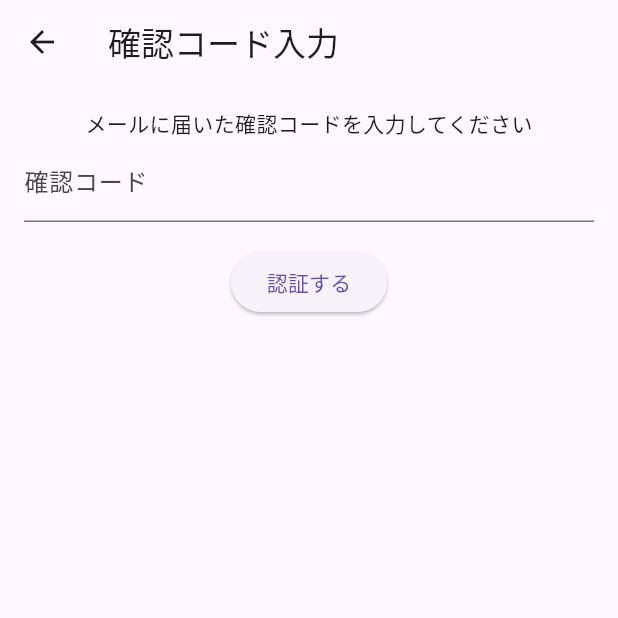
After one commit to mailtotakaf/busondemand, a Flutter app: the screen it shows after launch, after a tap on "新規登録はこちら", on a phone screen of 412 x 824 dp, the top half of it. The commit adds this screen. Run offline on Flutter 3.47's test engine with Material 3 defaults, Android fonts, the phone set to English and light mode, and no system bars; our stand-ins replace flutter_datetime_picker_plus, flutter_map, geolocator, latlong2; missing offline and left inert: amazon_cognito_identity_dart_2, flutter_map_cancellable_tile_provider.

Commit message:
と認証

```diff
--- a/flutterApp/my_app/lib/main.dart
+++ b/flutterApp/my_app/lib/main.dart
@@ -1,6 +1,6 @@
 import 'package:flutter/material.dart';
-import 'screens/request_screen.dart';
 import 'screens/login_screen.dart';
+import 'screens/signup_screen.dart';
 
 void main() => runApp(MyApp());
 
@@ -9,8 +9,10 @@ class MyApp extends StatelessWidget {
   Widget build(BuildContext context) {
     return MaterialApp(
       title: 'bus on demand',
-      // home: RequestScreen(),
       home: LoginScreen(),
+      routes: {
+        '/signup': (context) => SignUpScreen(),
+      },
     );
   }
 }
--- /dev/null
+++ b/flutterApp/my_app/lib/screens/confirm_screen.dart
@@ -0,0 +1,71 @@
+import 'package:flutter/material.dart';
+import 'package:amazon_cognito_identity_dart_2/cognito.dart';
+
+final userPool = CognitoUserPool(
+  'us-west-2_uoaxagXJ3',
+  'lqtg505ssbpf9bo3dbr5halmi',
+);
+
+class ConfirmScreen extends StatefulWidget {
+  final String email;
+  ConfirmScreen({required this.email});
+
+  @override
+  State<ConfirmScreen> createState() => _ConfirmScreenState();
+}
+
+class _ConfirmScreenState extends State<ConfirmScreen> {
+  final _codeController = TextEditingController();
+  String? _error;
+  String? _message;
+
+  Future<void> _confirm() async {
+    try {
+      final cognitoUser = CognitoUser(widget.email, userPool);
+      final result = await cognitoUser.confirmRegistration(_codeController.text);
+      setState(() {
+        _error = null;
+        _message = result == 'SUCCESS'
+            ? '認証が完了しました！ログインしてください。'
+            : '認証に失敗しました: $result';
+      });
+    } catch (e) {
+      setState(() {
+        _error = '認証に失敗しました: $e';
+        _message = null;
+      });
+    }
+  }
+
+  @override
+  Widget build(BuildContext context) {
+    return Scaffold(
+      appBar: AppBar(title: Text('確認コード入力')),
+      body: Padding(
+        padding: const EdgeInsets.all(16),
+        child: Column(
+          children: [
+            Text('メールに届いた確認コードを入力してください'),
+            TextField(
+              controller: _codeController,
+              decoration: InputDecoration(labelText: '確認コード'),
+            ),
+            SizedBox(height: 16),
+            ElevatedButton(
+              onPressed: _confirm,
+              child: Text('認証する'),
+            ),
+            if (_message != null) ...[
+              SizedBox(height: 16),
+              Text(_message!, style: TextStyle(color: Colors.green)),
+            ],
+            if (_error != null) ...[
+              SizedBox(height: 16),
+              Text(_error!, style: TextStyle(color: Colors.red)),
+            ],
+          ],
+        ),
+      ),
+    );
+  }
+}
--- a/flutterApp/my_app/lib/screens/login_screen.dart
+++ b/flutterApp/my_app/lib/screens/login_screen.dart
@@ -1,5 +1,7 @@
 import 'package:flutter/material.dart';
 import 'package:amazon_cognito_identity_dart_2/cognito.dart';
+import 'package:my_app/screens/confirm_screen.dart';
+import 'signup_screen.dart'; // ← 追加
 
 final userPool = CognitoUserPool(
   'us-west-2_uoaxagXJ3',
@@ -50,14 +52,28 @@ class _LoginScreenState extends State<LoginScreen> {
               obscureText: true,
             ),
             SizedBox(height: 16),
-            ElevatedButton(
-              onPressed: _signIn,
-              child: Text('ログイン'),
+            ElevatedButton(onPressed: _signIn, child: Text('ログイン')),
+            TextButton(
+              onPressed: () {
+                // Navigator.push(
+                //   context,
+                //   MaterialPageRoute(builder: (context) => SignUpScreen()),
+                // );
+                Navigator.push(
+                  context,
+                  MaterialPageRoute(
+                    builder:
+                        (context) =>
+                            ConfirmScreen(email: _emailController.text),
+                  ),
+                );
+              },
+              child: Text('新規登録はこちら'),
             ),
             if (_error != null) ...[
               SizedBox(height: 16),
               Text(_error!, style: TextStyle(color: Colors.red)),
-            ]
+            ],
           ],
         ),
       ),
```
Also changed, not shown: flutterApp/my_app/lib/screens/signup_screen.dart (added, +72 -0 lines).
